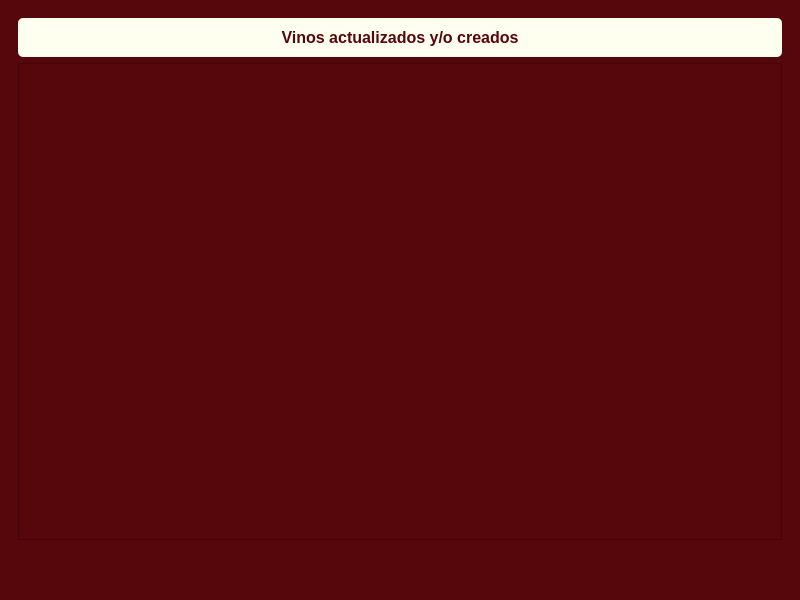
First picture: the form in Interfaz/interfazDiseño.ui, repository FranciscoSaggiorato1/ppai_bonvino, before the edit.
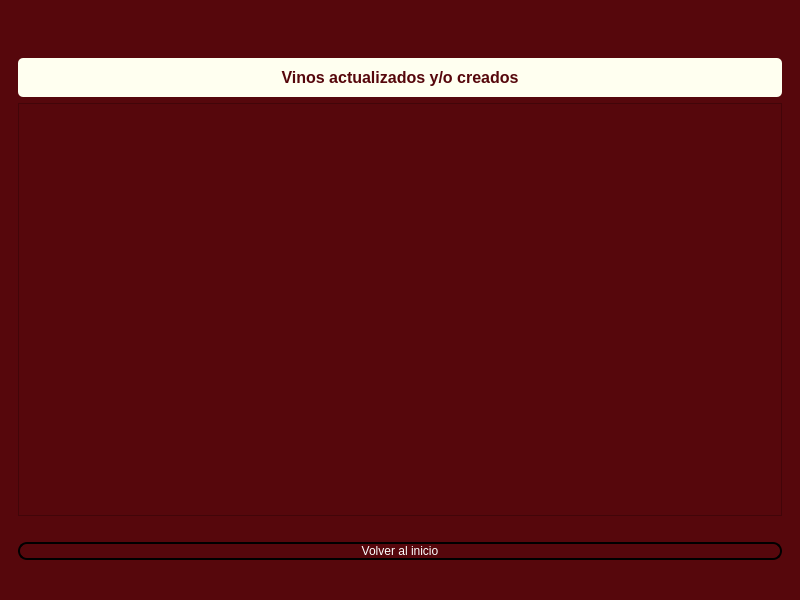
Second picture: the form after the edit. The open tabs and pages were chosen to show the change. Icons and pictures are not drawn.

Commit message: Ultima version posta de la interfaz

The edit to the form file:
```diff
--- a/Interfaz/interfazDiseño.ui
+++ b/Interfaz/interfazDiseño.ui
@@ -185,6 +185,22 @@
         <string notr="true"/>
       </property>
        <layout class="QVBoxLayout" name="verticalLayoutPage3">
+        <property name="sizeConstraint">
+         <enum>QLayout::SetMinimumSize</enum>
+        </property>
+        <item>
+         <spacer name="verticalSpacerTop">
+          <property name="orientation">
+           <enum>Qt::Vertical</enum>
+          </property>
+          <property name="sizeHint" stdset="0">
+           <size>
+            <width>20</width>
+            <height>40</height>
+           </size>
+          </property>
+         </spacer>
+        </item>
         <item>
          <widget class="QLabel" name="label_3">
           <property name="alignment">
@@ -230,12 +246,12 @@
             QTableWidgetItem::setData(Qt::BackgroundRole,Qt::grey)
            </string>
           </property>
-          <property name="horizontalScrollBarPolicy">
-           <enum>Qt::ScrollBarAlwaysOff</enum>
-          </property>
           <property name="verticalScrollBarPolicy">
            <enum>Qt::ScrollBarAsNeeded</enum>
           </property>
+          <property name="horizontalScrollBarPolicy">
+           <enum>Qt::ScrollBarAlwaysOff</enum>
+          </property>
          </widget>
         </item>
         <item>
@@ -251,6 +267,26 @@
           </property>
          </spacer>
         </item>
+        <item>
+         <widget class="QPushButton" name="pushButtonVolver">
+          <property name="styleSheet">
+           <string notr="true">QPushButton {
+border: 2px solid black;
+border-radius: 9px;
+color: white;
+}
+QPushButton:hover {
+    background: rgba(99, 7, 7, 0.8)
+}
+QPushButton:pressed {
+    background: rgba(99, 7, 7, 0.8)
+}</string>
+          </property>
+          <property name="text">
+           <string>Volver al inicio</string>
+          </property>
+         </widget>
+        </item>
        </layout>
       </widget>
      </widget>
```
Left out of the diff: 54 changed lines with no effect on the pictures. The commit also changes 2 other files.
